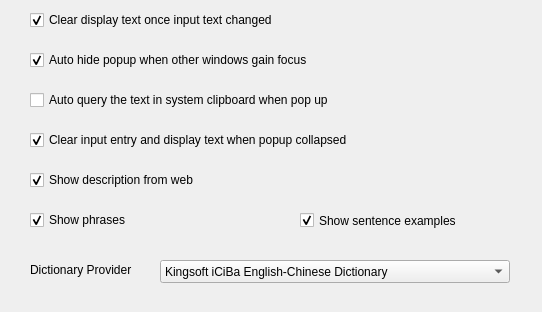
This is contents/ui/config.ui in librehat/kdictionary as Qt 5 draws it before an edit. The edited form follows.
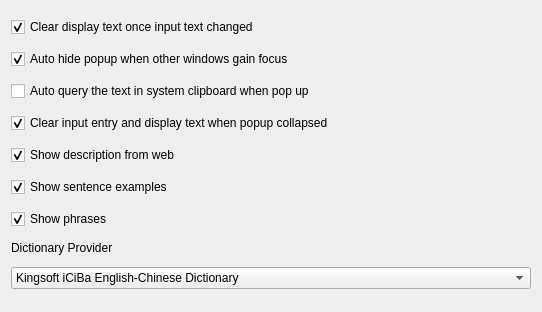
This is the edited form.

Diff of the .ui file:
```diff
--- a/contents/ui/config.ui
+++ b/contents/ui/config.ui
@@ -19,15 +19,9 @@
   <property name="windowTitle">
    <string>Form</string>
   </property>
+  <layout class="QVBoxLayout" name="verticalLayout">
+   <item>
   <widget class="QCheckBox" name="kcfg_autoClear">
-   <property name="geometry">
-    <rect>
-     <x>30</x>
-     <y>10</y>
-     <width>361</width>
-     <height>20</height>
-    </rect>
-   </property>
    <property name="text">
     <string>Clear display text once input text changed</string>
    </property>
@@ -35,15 +29,9 @@
     <bool>true</bool>
    </property>
   </widget>
+   </item>
+   <item>
   <widget class="QCheckBox" name="kcfg_autoHide">
-   <property name="geometry">
-    <rect>
-     <x>30</x>
-     <y>50</y>
-     <width>331</width>
-     <height>20</height>
-    </rect>
-   </property>
    <property name="toolTip">
     <string>Only available when used as a popup applet.</string>
    </property>
@@ -54,15 +42,9 @@
     <bool>true</bool>
    </property>
   </widget>
+   </item>
+   <item>
   <widget class="QCheckBox" name="kcfg_autoQuery">
-   <property name="geometry">
-    <rect>
-     <x>30</x>
-     <y>90</y>
-     <width>381</width>
-     <height>20</height>
-    </rect>
-   </property>
    <property name="toolTip">
     <string>Only available when used as a popup applet.</string>
    </property>
@@ -73,15 +55,9 @@
     <bool>false</bool>
    </property>
   </widget>
+   </item>
+   <item>
   <widget class="QCheckBox" name="kcfg_clearCollapsed">
-   <property name="geometry">
-    <rect>
-     <x>30</x>
-     <y>130</y>
-     <width>351</width>
-     <height>20</height>
-    </rect>
-   </property>
    <property name="toolTip">
     <string>Only available when used as a popup applet.</string>
    </property>
@@ -92,31 +68,9 @@
     <bool>true</bool>
    </property>
   </widget>
-  <widget class="QCheckBox" name="kcfg_showPhrases">
-   <property name="geometry">
-    <rect>
-     <x>30</x>
-     <y>210</y>
-     <width>251</width>
-     <height>20</height>
-    </rect>
-   </property>
-   <property name="text">
-    <string>Show phrases</string>
-   </property>
-   <property name="checked">
-    <bool>true</bool>
-   </property>
-  </widget>
+   </item>
+   <item>
   <widget class="QCheckBox" name="kcfg_showWebdict">
-   <property name="geometry">
-    <rect>
-     <x>30</x>
-     <y>170</y>
-     <width>251</width>
-     <height>20</height>
-    </rect>
-   </property>
    <property name="toolTip">
     <string>&lt;html&gt;&lt;head/&gt;&lt;body&gt;&lt;p&gt;Show description from web content.&lt;/p&gt;&lt;p&gt;Note: It's different from online dictionary providers.&lt;/p&gt;&lt;/body&gt;&lt;/html&gt;</string>
    </property>
@@ -127,28 +81,42 @@
     <bool>true</bool>
    </property>
   </widget>
+   </item>
+   <item>
+    <widget class="QCheckBox" name="kcfg_showSentences">
+     <property name="text">
+      <string>Show sentence examples</string>
+     </property>
+     <property name="checked">
+      <bool>true</bool>
+     </property>
+    </widget>
+   </item>
+   <item>
+    <widget class="QCheckBox" name="kcfg_showPhrases">
+     <property name="text">
+      <string>Show phrases</string>
+     </property>
+     <property name="checked">
+      <bool>true</bool>
+     </property>
+    </widget>
+   </item>
+   <item>
   <widget class="QLabel" name="label_dictProvider">
-   <property name="geometry">
-    <rect>
-     <x>30</x>
-     <y>260</y>
-     <width>110</width>
-     <height>20</height>
-    </rect>
+     <property name="sizePolicy">
+      <sizepolicy hsizetype="Preferred" vsizetype="Fixed">
+       <horstretch>0</horstretch>
+       <verstretch>0</verstretch>
+      </sizepolicy>
    </property>
    <property name="text">
     <string>Dictionary Provider</string>
    </property>
   </widget>
+   </item>
+   <item>
   <widget class="QComboBox" name="kcfg_dictProvider">
-   <property name="geometry">
-    <rect>
-     <x>160</x>
-     <y>260</y>
-     <width>350</width>
-     <height>23</height>
-    </rect>
-   </property>
    <item>
     <property name="text">
      <string>Kingsoft iCiBa English-Chinese Dictionary</string>
@@ -185,22 +153,8 @@
     </property>
    </item>
   </widget>
-  <widget class="QCheckBox" name="kcfg_showSentences">
-   <property name="geometry">
-    <rect>
-     <x>300</x>
-     <y>210</y>
-     <width>220</width>
-     <height>21</height>
-    </rect>
-   </property>
-   <property name="text">
-    <string>Show sentence examples</string>
-   </property>
-   <property name="checked">
-    <bool>true</bool>
-   </property>
-  </widget>
+   </item>
+  </layout>
  </widget>
  <resources/>
  <connections/>
```
Lines whose indentation alone changed are shown as unchanged.
